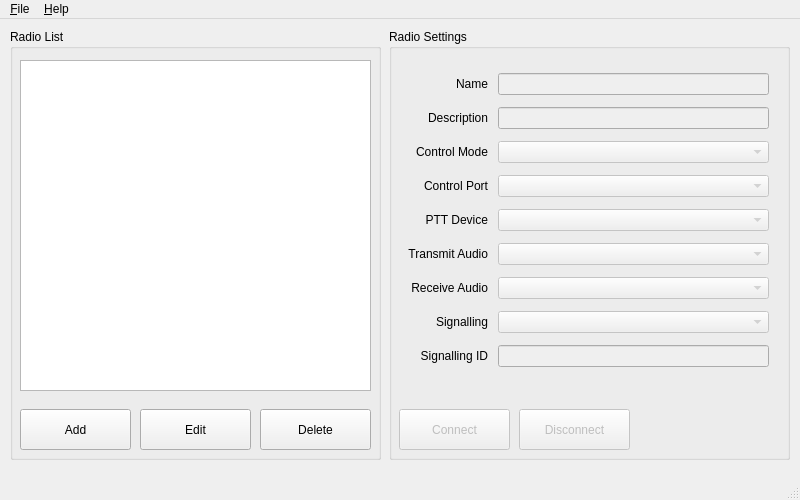
Before: the Qt Designer form console-server/serverwindow.ui in W3AXL/python-radio-console, drawn with Qt 5.
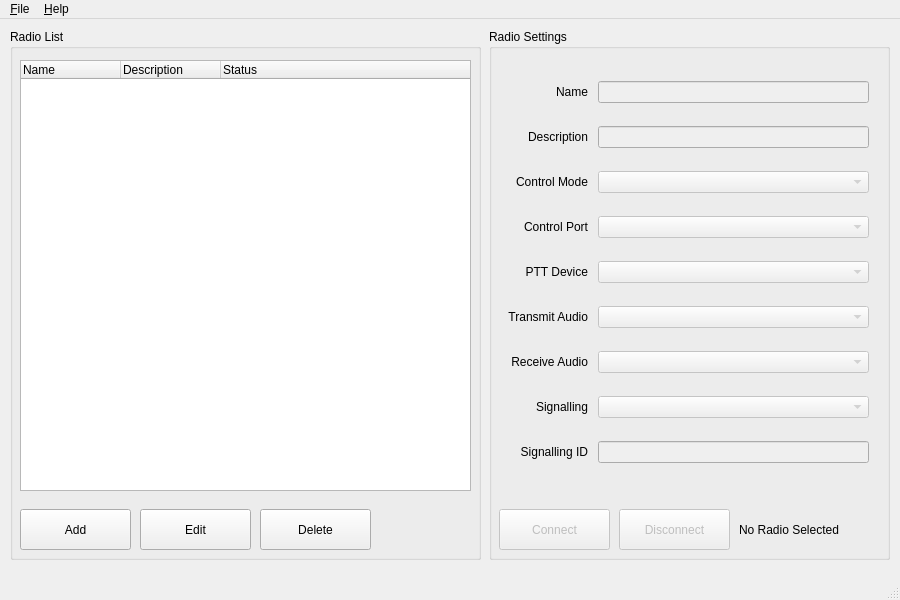
After: the same form once the commit is applied.

Commit message: more UI updates for better display of radios

Diff of the .ui file:
```diff
--- a/console-server/serverwindow.ui
+++ b/console-server/serverwindow.ui
@@ -6,8 +6,8 @@
    <rect>
     <x>0</x>
     <y>0</y>
-    <width>800</width>
-    <height>500</height>
+    <width>900</width>
+    <height>600</height>
    </rect>
   </property>
   <property name="sizePolicy">
@@ -18,14 +18,14 @@
   </property>
   <property name="minimumSize">
    <size>
-    <width>800</width>
-    <height>500</height>
+    <width>900</width>
+    <height>600</height>
    </size>
   </property>
   <property name="maximumSize">
    <size>
-    <width>800</width>
-    <height>500</height>
+    <width>900</width>
+    <height>600</height>
    </size>
   </property>
   <property name="windowTitle">
@@ -37,8 +37,8 @@
      <rect>
       <x>10</x>
       <y>10</y>
-      <width>371</width>
-      <height>431</height>
+      <width>471</width>
+      <height>531</height>
      </rect>
     </property>
     <property name="title">
@@ -48,7 +48,7 @@
      <property name="geometry">
       <rect>
        <x>10</x>
-       <y>380</y>
+       <y>480</y>
        <width>111</width>
        <height>41</height>
       </rect>
@@ -61,7 +61,7 @@
      <property name="geometry">
       <rect>
        <x>130</x>
-       <y>380</y>
+       <y>480</y>
        <width>111</width>
        <height>41</height>
       </rect>
@@ -74,7 +74,7 @@
      <property name="geometry">
       <rect>
        <x>250</x>
-       <y>380</y>
+       <y>480</y>
        <width>111</width>
        <height>41</height>
       </rect>
@@ -83,24 +83,39 @@
       <string>Delete</string>
      </property>
     </widget>
-    <widget class="QListWidget" name="fRadioList">
+    <widget class="QTreeWidget" name="fRadioList">
      <property name="geometry">
       <rect>
        <x>10</x>
        <y>31</y>
-       <width>351</width>
-       <height>331</height>
+       <width>451</width>
+       <height>431</height>
       </rect>
      </property>
+     <column>
+      <property name="text">
+       <string>Name</string>
+      </property>
+     </column>
+     <column>
+      <property name="text">
+       <string>Description</string>
+      </property>
+     </column>
+     <column>
+      <property name="text">
+       <string>Status</string>
+      </property>
+     </column>
     </widget>
    </widget>
    <widget class="QGroupBox" name="grpRadioSettings">
     <property name="geometry">
      <rect>
-      <x>389</x>
+      <x>489</x>
       <y>10</y>
       <width>401</width>
-      <height>431</height>
+      <height>531</height>
      </rect>
     </property>
     <property name="title">
@@ -112,7 +127,7 @@
        <x>9</x>
        <y>29</y>
        <width>381</width>
-       <height>331</height>
+       <height>431</height>
       </rect>
      </property>
      <layout class="QGridLayout" name="grdRadioSettings">
@@ -132,7 +147,7 @@
        <number>10</number>
       </property>
       <property name="verticalSpacing">
-       <number>2</number>
+       <number>5</number>
       </property>
       <item row="4" column="0">
        <widget class="QLabel" name="lblRadioPTT">
@@ -299,7 +314,7 @@
      <property name="geometry">
       <rect>
        <x>10</x>
-       <y>380</y>
+       <y>480</y>
        <width>111</width>
        <height>41</height>
       </rect>
@@ -315,7 +330,7 @@
      <property name="geometry">
       <rect>
        <x>130</x>
-       <y>380</y>
+       <y>480</y>
        <width>111</width>
        <height>41</height>
       </rect>
@@ -324,6 +339,19 @@
       <string>Disconnect</string>
      </property>
     </widget>
+    <widget class="QLabel" name="lblSelectedRadioStatus">
+     <property name="geometry">
+      <rect>
+       <x>250</x>
+       <y>480</y>
+       <width>141</width>
+       <height>41</height>
+      </rect>
+     </property>
+     <property name="text">
+      <string>No Radio Selected</string>
+     </property>
+    </widget>
    </widget>
   </widget>
   <widget class="QMenuBar" name="menubar">
@@ -331,7 +359,7 @@
     <rect>
      <x>0</x>
      <y>0</y>
-     <width>800</width>
+     <width>900</width>
      <height>22</height>
     </rect>
    </property>
```
The commit also changes 4 other files.
